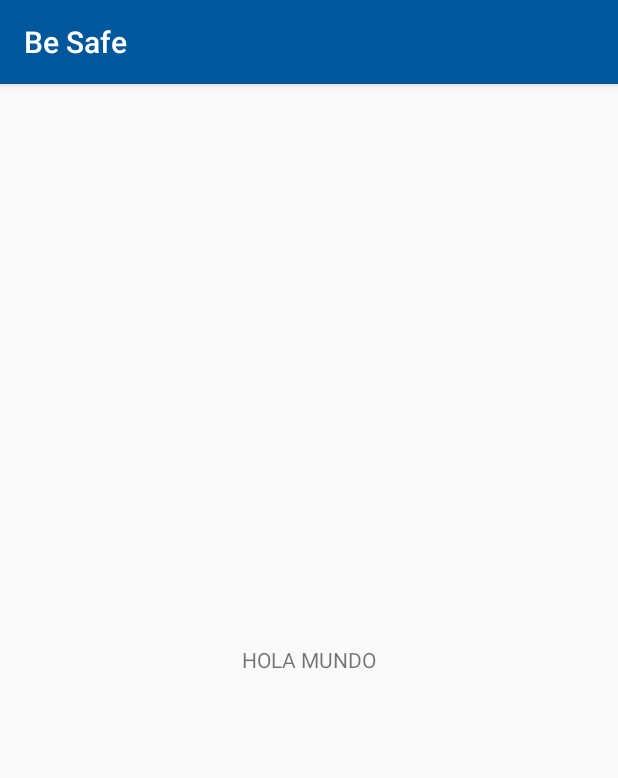
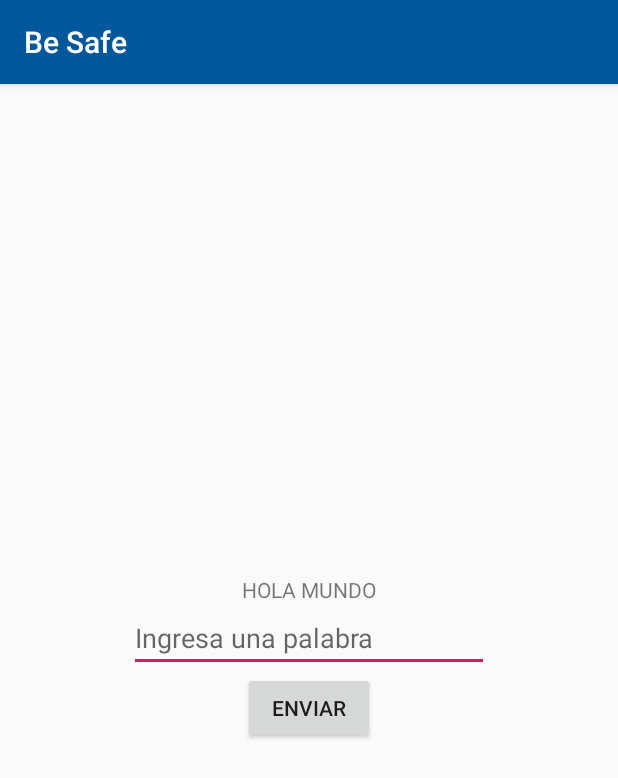
Before and after one commit to danielorozco14/pdm_proyecto, an Android app: the BeSafe screen opened directly, with no data from a screen before it, on a phone screen of 412 x 824 dp. Shown: the top 778 px of the screen. Run offline under Robolectric (Android 15) with nearby library versions, the phone set to English and light mode, and no system bars; our stand-ins replace Firebase (no records; nobody signed in at launch, a user with empty details on screens opened directly).

Commit message:
Login,Registro ya funcionan, en BeSafe.java esta la implementacion de como agregar datos a la coleccion

```diff
--- a/BeSafe/app/build.gradle
+++ b/BeSafe/app/build.gradle
@@ -31,6 +31,7 @@ dependencies {
     implementation 'androidx.constraintlayout:constraintlayout:1.1.3'
     implementation 'com.google.firebase:firebase-database:16.0.4'
     implementation 'com.google.firebase:firebase-auth:16.0.5'
+    implementation 'com.google.firebase:firebase-firestore:17.1.2'
     testImplementation 'junit:junit:4.12'
     androidTestImplementation 'androidx.test:runner:1.2.0'
     androidTestImplementation 'androidx.test.espresso:espresso-core:3.2.0'
--- a/BeSafe/app/src/main/java/com/example/besafe/BeSafe.kt
+++ b/BeSafe/app/src/main/java/com/example/besafe/BeSafe.kt
@@ -4,11 +4,34 @@ import android.content.Intent
 import androidx.appcompat.app.AppCompatActivity
 import android.os.Bundle
 import android.widget.Toast
+import com.example.besafe.data.entities.Test
+import com.google.firebase.firestore.FirebaseFirestore
+import kotlinx.android.synthetic.main.activity_home.*
 
 class BeSafe : AppCompatActivity() {
     override fun onCreate(savedInstanceState: Bundle?) {
         super.onCreate(savedInstanceState)
         setContentView(R.layout.activity_home)
+        database()
+    }
+
+
+    fun database(){
+        var db = FirebaseFirestore.getInstance()
+        //TODO:AGREGANDO DATOS A FIRESTORE
+
+        var palabra = db.collection("test")//REFERENCIA A LA COLECCION EN FIRESTORES
+
+
+        boton_enviar.setOnClickListener {
+            var test= Test(palabra_text.text.toString())
+            //val myMap = mapOf<String,Object>("word" to test)
+            palabra.add(test)
+        }
+
+
+
+
 
     }
 
--- /dev/null
+++ b/BeSafe/app/src/main/java/com/example/besafe/data/entities/Test.kt
@@ -0,0 +1,3 @@
+package com.example.besafe.data.entities
+
+data class  Test (var word:String)
--- a/BeSafe/app/src/main/res/layout/activity_home.xml
+++ b/BeSafe/app/src/main/res/layout/activity_home.xml
@@ -6,8 +6,22 @@
               android:layout_height="match_parent">
 
     <TextView
+
             android:text="HOLA MUNDO"
             android:gravity="center"
             android:layout_width="match_parent"
-            android:layout_height="wrap_content" android:id="@+id/textView"/>
+            android:layout_height="wrap_content"
+            android:id="@+id/textView"/>
+
+    <EditText android:layout_width="240dp" android:layout_height="wrap_content"
+              android:hint="Ingresa una palabra"
+              android:id="@+id/palabra_text"
+    />
+
+    <Button
+            android:id="@+id/boton_enviar"
+            android:layout_width="wrap_content"
+            android:layout_height="wrap_content"
+            android:text="Enviar"
+    />
 </LinearLayout>
```
Also changed, not shown: 1 other file.
